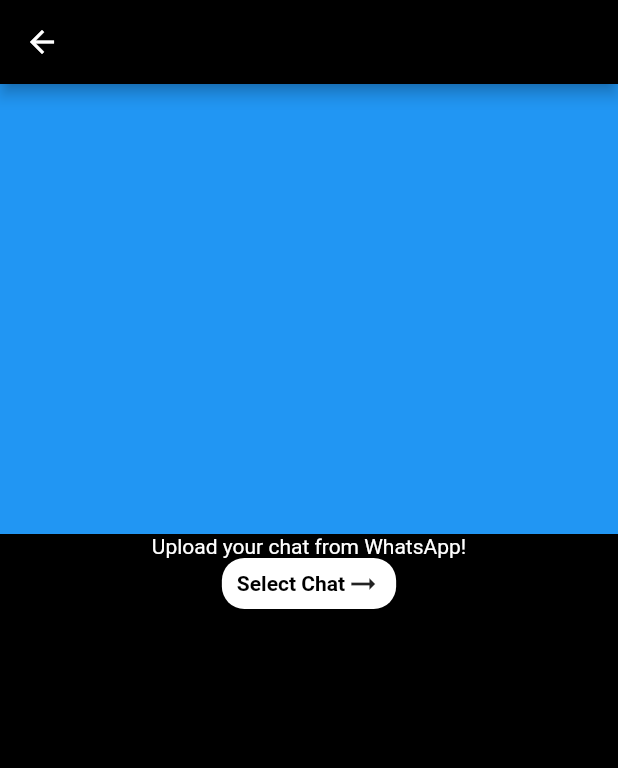
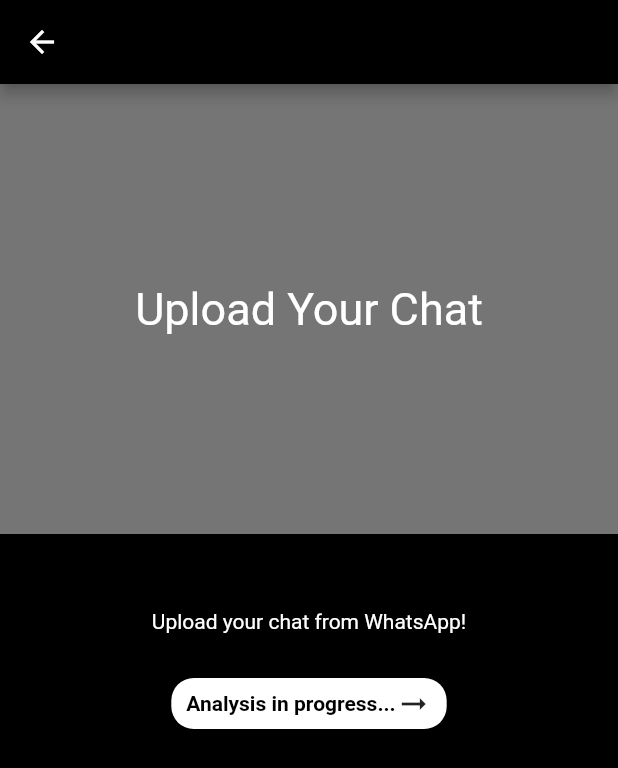
Before and after one commit to SA4DRAO/mhma, a Flutter app: the ChatUploadScreen screen opened directly, after a tap on "Select Chat", on a phone screen of 412 x 824 dp. Shown: the top 768 px of the screen. Run offline on Flutter 3.47's test engine with Material 2 defaults, Android fonts, the phone set to English and light mode, and no system bars; our stand-ins replace circular_countdown_timer, cloud_firestore, dio, file_picker, firebase_auth, firebase_core and 5 more; missing offline and left inert: health; accounts and stored records are empty.

Commit message:
Fixed chat_upload_screen

```diff
--- a/lib/screens/chat_upload_screen.dart
+++ b/lib/screens/chat_upload_screen.dart
@@ -32,6 +32,7 @@
 
 class _ChatUploadScreenState extends State<ChatUploadScreen> {
   bool FileIsUploaded = false;
+  String analysisResult = "Upload Your Chat";
   @override
   Widget build(BuildContext context) {
     FilePickerResult? result;
@@ -43,13 +44,27 @@
         children: [
           SizedBox(
             height: 300,
+            width: MediaQuery.of(context).size.width,
             child: Container(
-              color: Colors.blue,
+              color: Colors.grey.shade600,
+              child: Align(
+                alignment: Alignment.center,
+                child: Text(
+                  analysisResult,
+                  style: TextStyle(
+                    fontSize: 30,
+                    color: Colors.white,
+                  ),
+                ),
+              ),
             ),
           ),
-          const Text(
-            "Upload your chat from WhatsApp!",
-            style: TextStyle(color: Colors.white),
+          Padding(
+            padding: EdgeInsets.only(top: 50, bottom: 30),
+            child: const Text(
+              "Upload your chat from WhatsApp!",
+              style: TextStyle(color: Colors.white),
+            ),
           ),
           InkWell(
             onTap: () async {
@@ -90,9 +105,6 @@
                 // } else {
                 //   print("ERROR");
                 // }
-                // setState(() {
-                //   FileIsUploaded = !FileIsUploaded;
-                // });
                 Response response;
                 var dio = Dio();
                 var formData = FormData.fromMap({
@@ -108,7 +120,13 @@
                   },
                 );
                 print(response);
+                analysisResult = response.toString();
+                print(analysisResult);
               }
+              setState(() {
+                FileIsUploaded = !FileIsUploaded;
+                analysisResult = analysisResult;
+              });
             },
             child: Container(
               padding:
--- a/pubspec.yaml
+++ b/pubspec.yaml
@@ -85,7 +85,6 @@
     - assets/moodTrack.svg
     - assets/google_logo.png
     - assets/profile.jpg
-    - assets/WhatsApp_Chat_with_Abhishek_Navadiya_Cse_Nitw.txt
 
   # An image asset can refer to one or more resolution-specific "variants", see
   # https://flutter.dev/assets-and-images/#resolution-aware
```
